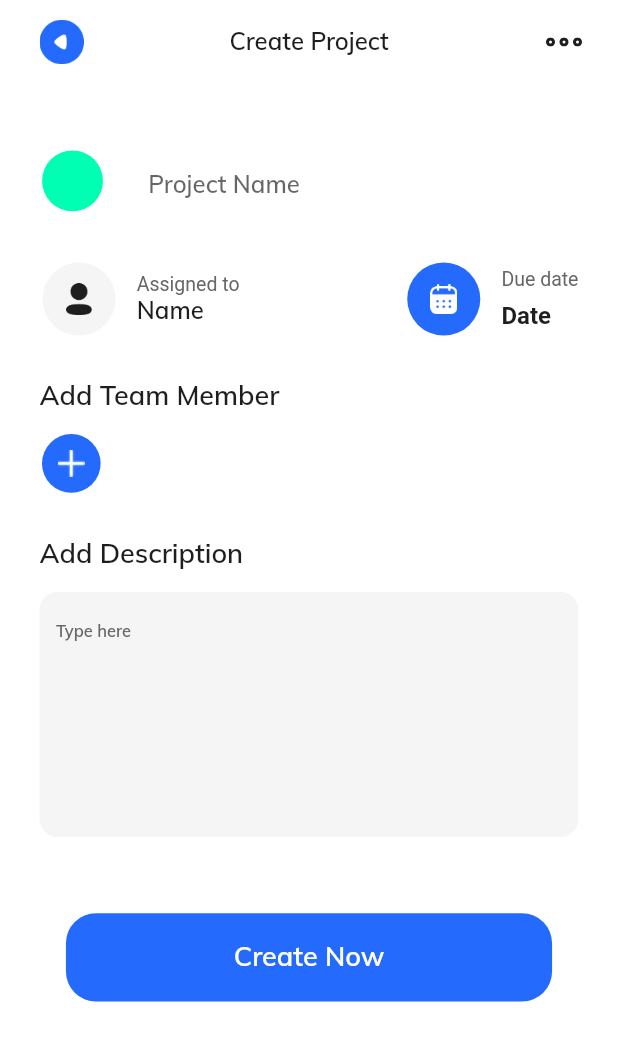
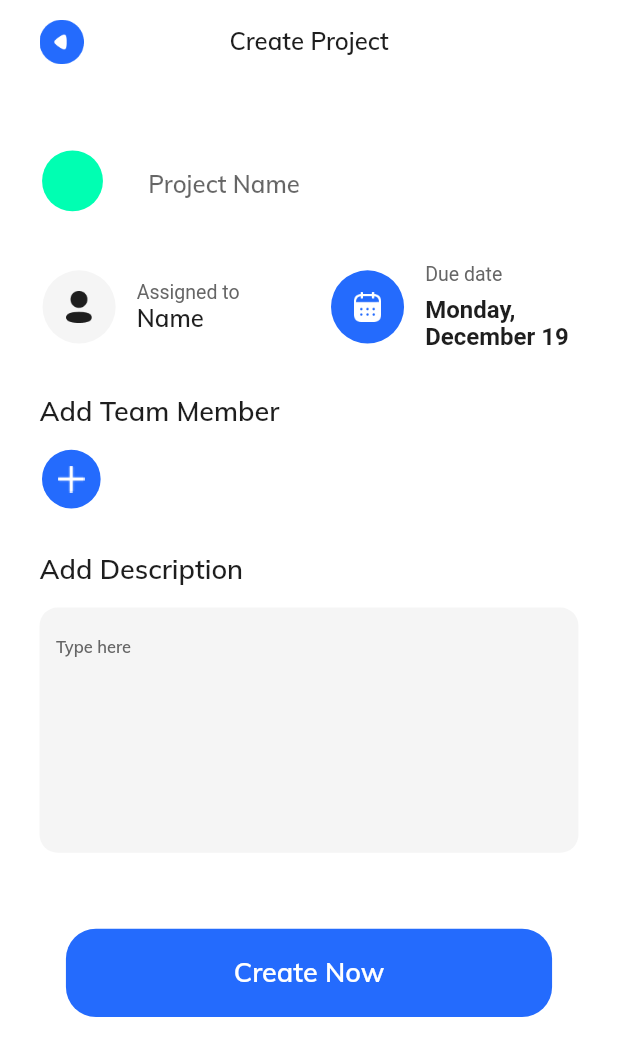
Before and after one commit to Ahmedkhattab21/taskManagement, a Flutter app: the CreateProjectScreen screen opened by its route, after a tap on "Create Now", on a phone screen of 412 x 824 dp. Shown: the top 1056 px of the screen. Run offline on Flutter 3.47's test engine with Material 2 defaults, Android fonts, the phone set to English and light mode, and no system bars; our stand-ins replace bloc, dots_indicator, easy_splash_screen, flutter_bloc, image_picker, percent_indicator and 2 more; accounts and stored records are empty; Roboto replaces fonts that are missing (Popppins).

Commit message:
projects model4 commit

```diff
--- a/lib/buisiness_logic/cuibits/AuthCubit.dart
+++ b/lib/buisiness_logic/cuibits/AuthCubit.dart
@@ -6,8 +6,10 @@ import 'package:flutter_bloc/flutter_bloc.dart';
 import 'package:image_picker/image_picker.dart';
 import 'dart:io';
 import 'package:shared_preferences/shared_preferences.dart';
+import 'package:wtasks/data/model/createProjReqest_model.dart' as mm;
+import 'package:intl/intl.dart';
 
-import '../../data/model/Login_model.dart';
+
 import '../../data/model/projects_model.dart';
 import '../../data/repository/Repository.dart';
 import '../../presentation/screens/ProfileScreen.dart';
@@ -178,9 +180,9 @@ class AuthCubit extends Cubit<TaskStates>{
     }
   }
 
-
+///
   getAllProjects()async{
-   await repository.getAllProjects().then((value) {
+   await repository.getAllProjects().then((value)async {
       if(value.isEmpty){
         emit(OnEmptyProjectsState());
         return ;
@@ -284,6 +286,46 @@ class AuthCubit extends Cubit<TaskStates>{
     await currentIndexEqualZero();
 
   }
+  //..............
+  TextEditingController projectNameController=TextEditingController();
+  TextEditingController projectDescriptionController=TextEditingController();
+  DateTime? endDate;
+  //..............
+  createProject()async{
+    List<int> elements=[];
+    selectMemberModel.forEach((element) {
+      if(element['isSelect']){
+        elements.add(element['id']);
+      }
+    });
+    await repository.createProject(projectNameController.text,
+      endDate==null?DateFormat.MMMMEEEEd().format(DateTime.now()) : DateFormat.MMMMEEEEd().format(endDate!),
+        projectDescriptionController.text,mm.Member(users: elements,teams: [1])).
+    then((value)async {
+      // await currentIndexEqualZero();
+      emit(OnCreateTeamSuccessState());
+    } ).catchError((error){
+      emit(OnCreateTeamErrorState());
+    });
+    await currentIndexEqualZero();
+
+  }
+
+  //...........
+
+
+
+
+  changeDate(context)async{
+    endDate= await showDatePicker(
+    context: context,
+    initialDate: DateTime.now(),
+    firstDate:DateTime.now(),
+    lastDate: DateTime(2101),
+    );
+    emit(OnChangeDateState());
+  }
+
 
 
 
--- a/lib/buisiness_logic/task_states.dart
+++ b/lib/buisiness_logic/task_states.dart
@@ -65,6 +65,8 @@ class OnGetUserLoadingState extends TaskStates{}
 class OnCreateTeamSuccessState extends TaskStates{}
 class OnCreateTeamErrorState extends TaskStates{}
 
+class OnChangeDateState extends TaskStates{}
+
 
 class ChangeCurrentIndexState extends TaskStates{}
 
--- /dev/null
+++ b/lib/data/model/createProjReqest_model.dart
@@ -0,0 +1,48 @@
+
+class createProjReqest_model {
+  createProjReqest_model({
+  required  this.title,
+   required this.dueDate,
+  required  this.description,
+  required  this.member,
+  });
+
+  String title;
+  String dueDate;
+  String description;
+  Member member;
+
+  factory createProjReqest_model.fromJson(Map<String, dynamic> json) => createProjReqest_model(
+    title: json["title"],
+    dueDate: json["dueDate"],
+    description: json["description"],
+    member: Member.fromJson(json["member"]),
+  );
+
+  Map<String, dynamic> toJson() => {
+    "title": title,
+    "dueDate": dueDate,
+    "description": description,
+    "member": member.toJson(),
+  };
+}
+
+class Member {
+  Member({
+   required this.teams,
+    required this.users,
+  });
+
+  List<int> teams;
+  List<int> users;
+
+  factory Member.fromJson(Map<String, dynamic> json) => Member(
+    teams: List<int>.from(json["teams"].map((x) => x)),
+    users: List<int>.from(json["users"].map((x) => x)),
+  );
+
+  Map<String, dynamic> toJson() => {
+    "teams": List<dynamic>.from(teams.map((x) => x)),
+    "users": List<dynamic>.from(users.map((x) => x)),
+  };
+}
--- /dev/null
+++ b/lib/data/model/createProjectRes_model.dart
@@ -0,0 +1,19 @@
+class createProjectRes_model {
+  createProjectRes_model({
+   required this.status,
+    required this.message,
+  });
+
+  bool status;
+  String message;
+
+  factory createProjectRes_model.fromJson(Map<String, dynamic> json) => createProjectRes_model(
+    status: json["status"],
+    message: json["message"],
+  );
+
+  Map<String, dynamic> toJson() => {
+    "status": status,
+    "message": message,
+  };
+}
--- a/lib/data/repository/Repository.dart
+++ b/lib/data/repository/Repository.dart
@@ -1,7 +1,10 @@
 import '../model/Login_model.dart';
+import '../model/createProjectRes_model.dart';
 import '../model/createTeam_model.dart';
 import '../model/edit_profile.dart'as e ;
 import '../model/profile_model.dart' as Profile;
+import 'package:wtasks/data/model/createProjReqest_model.dart' as mm;
+
 import '../model/projects_model.dart';
 import '../model/users_model.dart'as u;
 import '../web_services/web_services.dart';
@@ -68,6 +71,14 @@ class Repository{
       throw "error in create team";
     }
   }
+  Future<createProjectRes_model> createProject(String title,String dueDate, String description,mm.Member members)async{
+    try{
+      Map<String,dynamic> projectCreated=await webServices.createProject(title,dueDate, description,members);
+      return createProjectRes_model.fromJson(projectCreated);
+    }catch(e){
+      throw "error in create team";
+    }
+  }
 
 
 
--- a/lib/data/web_services/web_services.dart
+++ b/lib/data/web_services/web_services.dart
@@ -4,6 +4,7 @@ import 'package:shared_preferences/shared_preferences.dart';
 
 import 'package:http/http.dart' as http;
 import 'package:wtasks/constant/string.dart';
+import 'package:wtasks/data/model/createProjReqest_model.dart';
 
 class WebServices{
   Future login(String email ,String pass)async{
@@ -151,6 +152,30 @@ class WebServices{
       throw "error in create Team";
     }
   }
-
+  Future createProject(String title,String dueDate, String description,Member members)async{
+    final prefs = await SharedPreferences.getInstance();
+    if( !prefs.containsKey('token')){
+      throw "error in get token";
+    }
+    String? token= prefs.getString('token');
+    String url =baseUrl+"/api/project/add";
+    final response= await http.post(
+        Uri.parse(url),
+        headers:{
+          "Content-Type":"application/json",
+          "Authorization":"Bearer $token",
+        },
+        body:  json.encode({
+          "title": title,
+          "dueDate": dueDate,
+          "description": description,
+          "member":members.toJson(),
+        }));
+    if(response.statusCode==200){
+      return json.decode(response.body);
+    }else{
+      throw "error in create Project";
+    }
+  }
 
 }
--- a/lib/main.dart
+++ b/lib/main.dart
@@ -9,7 +9,6 @@ import 'package:wtasks/presentation/screens/ProfileScreen.dart';
 import 'package:wtasks/presentation/screens/SelectMemberScreen.dart';
 import 'package:wtasks/presentation/screens/SplashScreen.dart';
 import 'package:flutter_bloc/flutter_bloc.dart';
-import 'package:wtasks/presentation/screens/home.dart';
 import 'package:wtasks/presentation/screens/loginScreen.dart';
 import 'package:wtasks/presentation/screens/signUpScreen.dart';
 import 'package:wtasks/presentation/screens/profileSetupScreen.dart';
--- a/lib/presentation/screens/CreateProjectScreen.dart
+++ b/lib/presentation/screens/CreateProjectScreen.dart
@@ -1,22 +1,24 @@
 import 'package:flutter/material.dart';
-import 'package:flutter_svg/svg.dart';
+import 'package:wtasks/buisiness_logic/cuibits/AuthCubit.dart';
+import 'package:flutter_bloc/flutter_bloc.dart';
+import 'package:intl/intl.dart';
 
+import '../../buisiness_logic/task_states.dart';
 import '../../constant/k_size.dart';
 import '../../constant/k_textStyle.dart';
 import '../../constant/my_colors.dart';
+import '../../constant/string.dart';
 import '../widgets/button.dart';
 
 
-class CreateProjectScreen extends StatefulWidget {
+class CreateProjectScreen extends StatelessWidget {
   const CreateProjectScreen({Key? key}) : super(key: key);
 
   @override
-  _CreateProjectScreenState createState() => _CreateProjectScreenState();
-}
-
-class _CreateProjectScreenState extends State<CreateProjectScreen> {
-  @override
   Widget build(BuildContext context) {
+    return BlocConsumer<AuthCubit,TaskStates>(
+      listener: (context,states){},
+      builder:(context,states) {
         return Scaffold(
         backgroundColor: KColor.white,
         appBar: AppBar(
@@ -32,11 +34,10 @@ class _CreateProjectScreenState extends State<CreateProjectScreen> {
                   Navigator.of(context).pop();
                 },
               )),
-        title: Text(
+          title:const Text(
             "Create Project",
             style: KTextStyle.appBar,
           ),
-        actions: [Container(margin: EdgeInsets.only(right: 24), child: SvgPicture.asset("assets/svg/menu.svg"))],
           backgroundColor: KColor.white,
           elevation: 0,
           centerTitle: true,
@@ -56,14 +57,15 @@ class _CreateProjectScreenState extends State<CreateProjectScreen> {
                     Container(
                       height: KSize.getHeight(context, 40.0),
                       width: KSize.getWidth(context, 40.0),
-                    decoration: BoxDecoration(shape: BoxShape.circle, color: KColor.mediumSpringGreen),
+                      decoration: const BoxDecoration(shape: BoxShape.circle, color: KColor.mediumSpringGreen),
                     ),
                     SizedBox(width: KSize.getWidth(context, 26.0)),
                     Expanded(
                       child: TextField(
+                        controller: AuthCubit.get(context).projectNameController,
                         textAlignVertical: TextAlignVertical.center,
                         cursorHeight: 26,
-                      decoration: InputDecoration(border: InputBorder.none, hintText: "Project Name", hintStyle: TextStyle(fontFamily: "Mulish")),
+                        decoration:const InputDecoration(border: InputBorder.none, hintText: "Project Name", hintStyle: TextStyle(fontFamily: "Mulish")),
                       ),
                     )
                   ],
@@ -98,7 +100,7 @@ class _CreateProjectScreenState extends State<CreateProjectScreen> {
                                     fontFamily: 'Popppins', color: KColor.dimGray, fontSize: 13, height: 15 / 13, fontWeight: FontWeight.normal)),
                            Container(
                               width: 100,
-                            child: TextField(
+                              child: const TextField(
                                 decoration: InputDecoration(
                                     contentPadding: EdgeInsets.zero,
                                     border: InputBorder.none,
@@ -110,7 +112,6 @@ class _CreateProjectScreenState extends State<CreateProjectScreen> {
                             )
 
 
-                          /// Text("Name", style: KTextStyle.subtitle1.copyWith(fontFamily: 'Popppins', height: 18 / 16, fontWeight: FontWeight.w600)),
                           ],
                         )
                       ],
@@ -119,35 +120,30 @@ class _CreateProjectScreenState extends State<CreateProjectScreen> {
                     SizedBox(width: KSize.getWidth(context, 25)),
 
                     /// Deadline
-                  Row(
+                    Expanded(
+                      child: Row(
                         children: [
-                      Container(
+                          GestureDetector(
+                            onTap: ()async{
+                              await AuthCubit.get(context).changeDate(context);},
+                            child: Container(
                               height: KSize.getHeight(context, 48),
                               width: KSize.getWidth(context, 48),
-                        decoration: BoxDecoration(
+                              decoration:const BoxDecoration(
                                 shape: BoxShape.circle,
                                 color: KColor.ultramarineBlue,
                               ),
                               child: Center(
-                            child: GestureDetector(
-                              onTap: (){
-                                showDatePicker(
-                                  context: context,
-                                  initialDate: DateTime.now(),
-                                  firstDate:DateTime.now(),
-                                  lastDate: DateTime(2101),
-                                );
-                                //return picked;
-                              },
                                   child: Image.asset(
                                     "assets/png/Calendar1.png",
                                     height: KSize.getHeight(context, 20.0),
                                     width: KSize.getWidth(context, 18.0),
-                              ),
                                   )),
                             ),
+                          ),
                           SizedBox(width: KSize.getWidth(context, 11)),
-                      Column(
+                          Expanded(
+                            child: Column(
                               crossAxisAlignment: CrossAxisAlignment.start,
                               children: [
                                 Text("Due date",
@@ -156,10 +152,14 @@ class _CreateProjectScreenState extends State<CreateProjectScreen> {
                                 SizedBox(
                                   height: KSize.getHeight(context, 8),
                                 ),
-                          Text("Date", style: KTextStyle.subtitle1.copyWith(fontFamily: 'Popppins', height: 18 / 16, fontWeight: FontWeight.w600)),
+                                Text(AuthCubit.get(context).endDate==null?DateFormat.MMMMEEEEd().format(DateTime.now()):
+                                    DateFormat.MMMMEEEEd().format(AuthCubit.get(context).endDate!),
+                                    style: KTextStyle.subtitle1.copyWith(fontFamily: 'Popppins', height: 18 / 16, fontWeight: FontWeight.w600)),
                               ],
+                            ),
                           )
                         ],
+                      ),
                     )
                   ],
                 ),
@@ -176,14 +176,12 @@ class _CreateProjectScreenState extends State<CreateProjectScreen> {
                   child: Container(
                     height: KSize.getHeight(context, 38.54),
                     width: KSize.getWidth(context, 38.54),
-                  decoration: BoxDecoration(shape: BoxShape.circle, color: KColor.ultramarineBlue),
+                    decoration: const BoxDecoration(shape: BoxShape.circle, color: KColor.ultramarineBlue),
                     child: Image.asset("assets/png/plus.png"),
                   ),
-                onTap: () {
-                  // Navigator.push(
-                  //   context,
-                  //   MaterialPageRoute(builder: (context) => SelectMemberScreen()),
-                  // );
+                  onTap: ()async {
+                    await AuthCubit.get(context).getUsers();
+                    Navigator.pushNamed(context,selectMemberScreen);
                   },
                 ),
                 SizedBox(height: KSize.getHeight(context, 30.46)),
@@ -200,6 +198,7 @@ class _CreateProjectScreenState extends State<CreateProjectScreen> {
                   height: KSize.getHeight(context, 161),
                   decoration: BoxDecoration(color: KColor.cultured5, borderRadius: BorderRadius.circular(12.0)),
                   child: TextField(
+                    controller: AuthCubit.get(context).projectDescriptionController,
                     decoration: InputDecoration(
                         border: InputBorder.none,
                         hintText: "Type here",
@@ -215,8 +214,24 @@ class _CreateProjectScreenState extends State<CreateProjectScreen> {
                     title: "Create Now",
                     buttonTextStyle: KTextStyle.button.copyWith(fontSize: 18, height: 20 / 18),
                     onPressedCallback: () {
-                    // Navigator.of(context)
-                    //     .pushAndRemoveUntil(MaterialPageRoute(builder: (context) => KBottomNavigationBar()), (Route<dynamic> route) => false);
+                      AuthCubit.get(context).createProject();
+                      if(AuthCubit.get(context).projectNameController.text.isEmpty){
+                        return;
+                      }if(AuthCubit.get(context).projectDescriptionController.text.isEmpty){
+                        return;
+                      }
+                      bool isTrue=false;
+                      for(var i in AuthCubit.get(context).selectMemberModel){
+                        if( i['isSelect']==true){
+                          isTrue=true;
+                          break;
+                        }
+                      }
+                      if(!isTrue){
+                        return;
+                      }
+                      Navigator
+                          .pushNamedAndRemoveUntil(context,bottomNavigationBar, (Route<dynamic> route) => false);
                     },
                   ),
                 )
@@ -225,5 +240,7 @@ class _CreateProjectScreenState extends State<CreateProjectScreen> {
           ),
         ),
       );
+      },
+    );
   }
 }
--- a/lib/presentation/screens/CreateTeamScreen.dart
+++ b/lib/presentation/screens/CreateTeamScreen.dart
@@ -35,7 +35,7 @@ class CreateTeamScreen extends StatelessWidget {
                   Navigator.of(context).pop();
                 },
               )),
-          title: Text("Create Team", style: KTextStyle.appBar),
+          title:const Text("Create Team", style: KTextStyle.appBar),
           backgroundColor: KColor.white,
           elevation: 0,
           centerTitle: true,
```
Also changed, not shown: lib/presentation/screens/SelectMemberScreen.dart (+21 -1 lines), lib/presentation/screens/home.dart (+9 -3 lines). Lines whose indentation alone changed are shown as unchanged.
